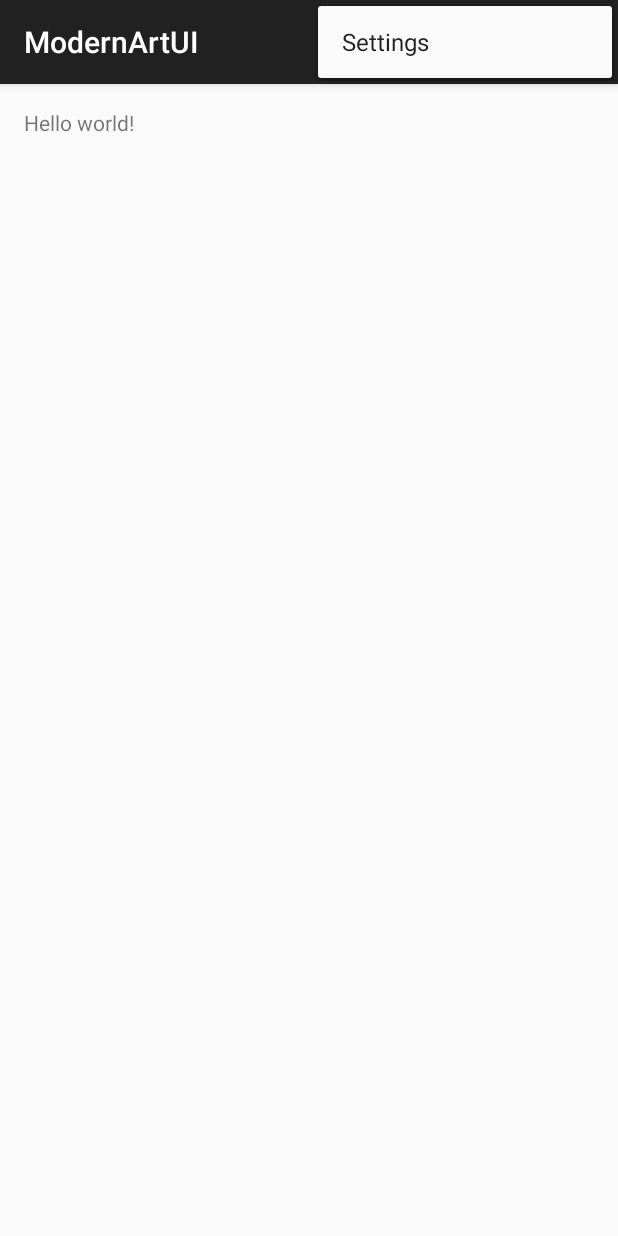
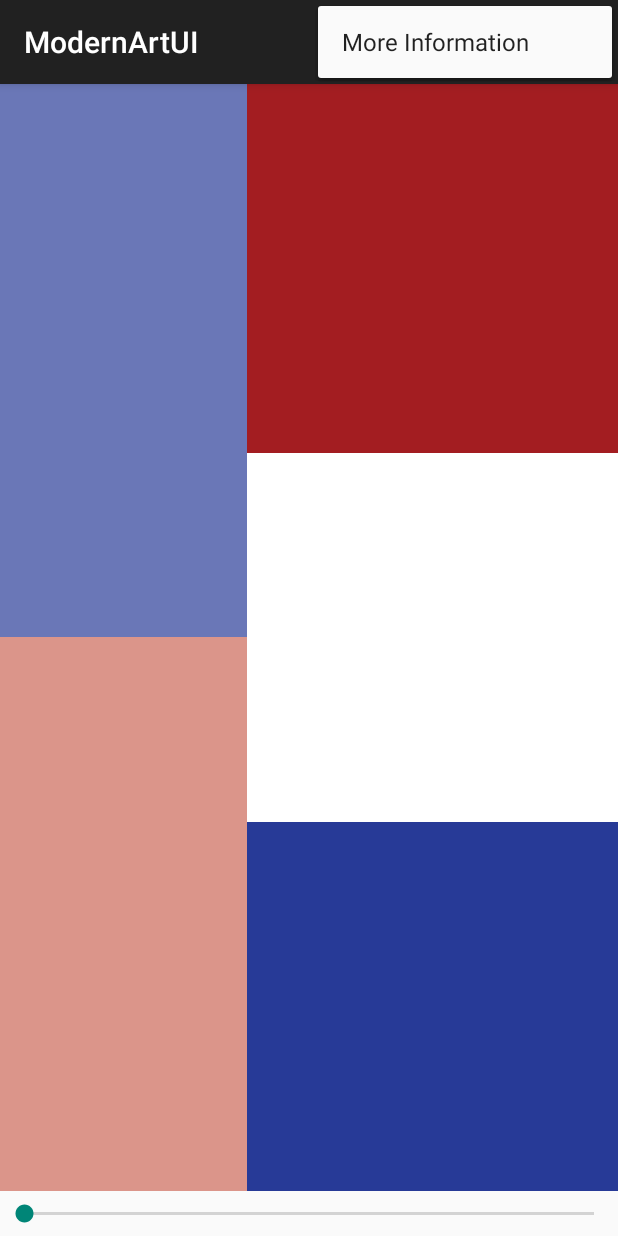
Before and after one commit to mengchao/Android, an Android app: the screen it shows after launch (MainActivity before the commit, ModernArtUIActivity after it), with the options menu open, on a phone screen of 412 x 824 dp. Run offline under Robolectric (Android 15) with nearby library versions, the phone set to English and light mode, and no system bars.

Commit message:
Lab - Modern Art UI (Programming Mobile Applications for Android Handheld Systems: Part 1)

```diff
--- a/ModernArtUI/app/src/main/AndroidManifest.xml
+++ b/ModernArtUI/app/src/main/AndroidManifest.xml
@@ -8,7 +8,7 @@
         android:label="@string/app_name"
         android:theme="@style/AppTheme" >
         <activity
-            android:name=".MainActivity"
+            android:name=".ModernArtUIActivity"
             android:label="@string/app_name" >
             <intent-filter>
                 <action android:name="android.intent.action.MAIN" />
--- a/ModernArtUI/app/src/main/java/course/labs/modernartui/MainActivity.java
+++ /dev/null
@@ -1,39 +0,0 @@
-package course.labs.modernartui;
-
-import android.support.v7.app.ActionBarActivity;
-import android.os.Bundle;
-import android.view.Menu;
-import android.view.MenuItem;
-
-
-public class MainActivity extends ActionBarActivity {
-
-    @Override
-    protected void onCreate(Bundle savedInstanceState) {
-        super.onCreate(savedInstanceState);
-        setContentView(R.layout.activity_main);
-    }
-
-
-    @Override
-    public boolean onCreateOptionsMenu(Menu menu) {
-        // Inflate the menu; this adds items to the action bar if it is present.
-        getMenuInflater().inflate(R.menu.menu_main, menu);
-        return true;
-    }
-
-    @Override
-    public boolean onOptionsItemSelected(MenuItem item) {
-        // Handle action bar item clicks here. The action bar will
-        // automatically handle clicks on the Home/Up button, so long
-        // as you specify a parent activity in AndroidManifest.xml.
-        int id = item.getItemId();
-
-        //noinspection SimplifiableIfStatement
-        if (id == R.id.action_settings) {
-            return true;
-        }
-
-        return super.onOptionsItemSelected(item);
-    }
-}
--- /dev/null
+++ b/ModernArtUI/app/src/main/java/course/labs/modernartui/ModernArtUIActivity.java
@@ -0,0 +1,133 @@
+package course.labs.modernartui;
+
+import android.app.AlertDialog;
+import android.app.Dialog;
+import android.app.DialogFragment;
+import android.content.DialogInterface;
+import android.content.Intent;
+import android.content.res.Resources;
+import android.net.Uri;
+import android.support.v7.app.ActionBarActivity;
+import android.os.Bundle;
+import android.view.Menu;
+import android.view.MenuItem;
+import android.view.View;
+import android.widget.SeekBar;
+
+
+public class ModernArtUIActivity extends ActionBarActivity {
+
+    @Override
+    protected void onCreate(Bundle savedInstanceState) {
+        super.onCreate(savedInstanceState);
+        setContentView(R.layout.activity_main);
+
+        final View rect1 = findViewById(R.id.rect1);
+        final View rect2 = findViewById(R.id.rect2);
+        final View rect3 = findViewById(R.id.rect3);
+        final View rect4 = findViewById(R.id.rect4);
+        final View rect5 = findViewById(R.id.rect5);
+
+        final int steps = 101;
+        final Resources resources = getResources();
+
+        final int colorsForRect1[] = TransitionalColor.generateTransitionalColor
+          (resources.getColor(R.color.light_blue), resources.getColor(R.color.light_yellow), steps);
+
+        final int colorsForRect2[] = TransitionalColor.generateTransitionalColor
+          (resources.getColor(R.color.pink), resources.getColor(R.color.Khaki), steps);
+
+        final int colorsForRect3[] = TransitionalColor.generateTransitionalColor
+          (resources.getColor(R.color.red), resources.getColor(R.color.yellow), steps);
+
+        final int colorsForRect4[] = TransitionalColor.generateTransitionalColor
+          (resources.getColor(R.color.white), resources.getColor(R.color.white), steps);
+
+        final int colorsForRect5[] = TransitionalColor.generateTransitionalColor
+          (resources.getColor(R.color.dark_blue), resources.getColor(R.color.light_green), steps);
+
+        final SeekBar mSeekBar = (SeekBar) findViewById(R.id.seek_bar);
+        mSeekBar.setOnSeekBarChangeListener(new SeekBar.OnSeekBarChangeListener() {
+
+            @Override
+            public void onProgressChanged(SeekBar seekBar, int progress, boolean fromUser) {
+
+                rect1.setBackgroundColor(colorsForRect1[progress]);
+                rect2.setBackgroundColor(colorsForRect2[progress]);
+                rect3.setBackgroundColor(colorsForRect3[progress]);
+                rect4.setBackgroundColor(colorsForRect4[progress]);
+                rect5.setBackgroundColor(colorsForRect5[progress]);
+            }
+
+            @Override
+            public void onStartTrackingTouch(SeekBar seekBar) {
+            }
+
+            @Override
+            public void onStopTrackingTouch(SeekBar seekBar) {
+
+            }
+
+        });
+
+    }
+
+
+    @Override
+    public boolean onCreateOptionsMenu(Menu menu) {
+        // Inflate the menu; this adds items to the action bar if it is present.
+        getMenuInflater().inflate(R.menu.menu_main, menu);
+        return true;
+    }
+
+    @Override
+    public boolean onOptionsItemSelected(MenuItem item) {
+        // Handle action bar item clicks here. The action bar will
+        // automatically handle clicks on the Home/Up button, so long
+        // as you specify a parent activity in AndroidManifest.xml.
+        int id = item.getItemId();
+
+        if (id == R.id.action_more_information) {
+            (new MoreInfoDialogFragment()).show
+                    (getFragmentManager(), "More Information");
+            return true;
+        }
+
+        return super.onOptionsItemSelected(item);
+    }
+
+    // Class that creates the AlertDialog
+    public class MoreInfoDialogFragment extends DialogFragment {
+
+        static private final String URL = "http://www.moma.org/";
+        static private final String message = "Inspired by the works of Modern Art masters " +
+                "such as Piet Mondrian and Ben Nicholson.\nClick below to learn more!";
+
+        // Build AlertDialog using AlertDialog.Builder
+        @Override
+        public Dialog onCreateDialog(Bundle savedInstanceState) {
+            return new AlertDialog.Builder(getActivity())
+                    .setMessage(message)
+
+                            // User cannot dismiss dialog by hitting back button
+                    .setCancelable(false)
+
+                            // Set up Yes Button
+                    .setPositiveButton("Visit MOMA",
+                            new DialogInterface.OnClickListener() {
+                                public void onClick(final DialogInterface dialog, int id) {
+                                    Uri uri = Uri.parse(URL);
+                                    Intent intent = new Intent(Intent.ACTION_VIEW, uri);
+                                    startActivity(intent);
+                                }
+                            })
+
+                            // Set up No Button
+                    .setNegativeButton("Not Now",
+                            new DialogInterface.OnClickListener() {
+                                public void onClick(final DialogInterface dialog, int id) {
+                                }
+                            }).create();
+        }
+    }
+}
--- /dev/null
+++ b/ModernArtUI/app/src/main/java/course/labs/modernartui/TransitionalColor.java
@@ -0,0 +1,45 @@
+package course.labs.modernartui;
+
+
+public class TransitionalColor {
+    public static int[] generateTransitionalColor(int color1, int color2, int steps) {
+        int[] color1RGB = retrieveRGBComponent(color1);
+        int[] color2RGB = retrieveRGBComponent(color2);
+
+        if (steps < 3 || color1RGB == null || color2RGB == null) {
+            return null;
+        }
+
+        int[] colors = new int[steps];
+        colors[0] = color1;
+        colors[colors.length - 1] = color2;
+        steps = steps - 2;
+
+        int redDiff = color2RGB[0] - color1RGB[0];
+        int greenDiff = color2RGB[1] - color1RGB[1];
+        int blueDiff = color2RGB[2] - color1RGB[2];
+
+        for (int i = 1; i < colors.length - 1; i++) {
+            colors[i] = generateFromRGBComponent(new int[] {
+                    color1RGB[0] + redDiff * i / steps,
+                    color1RGB[1] + greenDiff * i / steps,
+                    color1RGB[2] + blueDiff * i / steps });
+        }
+        return colors;
+    }
+
+    public static int[] retrieveRGBComponent(int color) {
+        int[] rgb = new int[3];
+        rgb[0] = (color & 0x00ff0000) >> 16;
+        rgb[1] = (color & 0x0000ff00) >> 8;
+        rgb[2] = (color & 0x000000ff);
+        return rgb;
+    }
+
+    public static int generateFromRGBComponent(int[] rgb) {
+        if (rgb == null || rgb.length != 3 || rgb[0] < 0 || rgb[0] > 255 || rgb[1] < 0
+                || rgb[1] > 255 || rgb[2] < 0 || rgb[2] > 255)
+            return 0xfffff;
+        return 0xff000000 | rgb[0] << 16 | rgb[1] << 8 | rgb[2];
+    }
+}
--- a/ModernArtUI/app/src/main/res/layout/activity_main.xml
+++ b/ModernArtUI/app/src/main/res/layout/activity_main.xml
@@ -1,11 +1,99 @@
+<?xml version="1.0" encoding="utf-8"?>
+
+
 <RelativeLayout xmlns:android="http://schemas.android.com/apk/res/android"
-    xmlns:tools="http://schemas.android.com/tools" android:layout_width="match_parent"
-    android:layout_height="match_parent" android:paddingLeft="@dimen/activity_horizontal_margin"
-    android:paddingRight="@dimen/activity_horizontal_margin"
-    android:paddingTop="@dimen/activity_vertical_margin"
-    android:paddingBottom="@dimen/activity_vertical_margin" tools:context=".MainActivity">
+    android:layout_width="match_parent"
+    android:layout_height="match_parent"
+    android:orientation="vertical" >
 
-    <TextView android:text="@string/hello_world" android:layout_width="wrap_content"
-        android:layout_height="wrap_content" />
+    <LinearLayout xmlns:android="http://schemas.android.com/apk/res/android"
+        android:id="@+id/color_blocks"
+        android:layout_width="match_parent"
+        android:layout_height="wrap_content"
+        android:layout_above="@+id/seek_bar"
+        android:orientation="horizontal"
+        android:baselineAligned="false">
+
+        <!--
+         Inner LinearLayout with vertical orientation
+            and layout weight of 2 out of 5
+        -->
+
+        <LinearLayout
+            android:layout_width="0dp"
+            android:layout_height="match_parent"
+            android:layout_weight="2"
+            android:orientation="vertical" >
+
+            <!-- TextView with layout weight of 1 out of 2 -->
+
+            <View
+                android:id="@+id/rect1"
+                android:layout_width="match_parent"
+                android:layout_height="0dp"
+                android:layout_weight="1"
+                android:background="@color/light_blue"/>
+
+
+            <!-- TextView with layout weight of 1 out of 2 -->
+
+            <View
+                android:id="@+id/rect2"
+                android:layout_width="match_parent"
+                android:layout_height="0dp"
+                android:layout_weight="1"
+                android:background="@color/pink"/>
+
+        </LinearLayout>
+
+        <!--
+         Inner LinearLayout with vertical orientation
+            and layout weight of 3 out of 5
+        -->
+
+        <LinearLayout
+            android:layout_width="0dp"
+            android:layout_height="match_parent"
+            android:layout_weight="3"
+            android:orientation="vertical" >
+
+            <!-- TextView with layout weight of 1 out of 3 -->
+
+            <View
+                android:id="@+id/rect3"
+                android:layout_width="match_parent"
+                android:layout_height="0dp"
+                android:layout_weight="1"
+                android:background="@color/red"/>
+
+
+            <!-- TextView with layout weight of 1 out of 3 -->
+
+            <View
+                android:id="@+id/rect4"
+                android:layout_width="match_parent"
+                android:layout_height="0dp"
+                android:layout_weight="1"
+                android:background="@color/white"/>
+
+            <!-- TextView with layout weight of 1 out of 3 -->
+
+            <View
+                android:id="@+id/rect5"
+                android:layout_width="match_parent"
+                android:layout_height="0dp"
+                android:layout_weight="1"
+                android:background="@color/dark_blue"/>
+        </LinearLayout>
+
+    </LinearLayout>
+
+    <SeekBar
+        android:id="@+id/seek_bar"
+        android:layout_width="match_parent"
+        android:layout_height="30dp"
+        android:layout_alignParentBottom="true"
+        android:max="100"
+        android:progress="0" />
 
 </RelativeLayout>
--- a/ModernArtUI/app/src/main/res/menu/menu_main.xml
+++ b/ModernArtUI/app/src/main/res/menu/menu_main.xml
@@ -1,6 +1,6 @@
 <menu xmlns:android="http://schemas.android.com/apk/res/android"
     xmlns:app="http://schemas.android.com/apk/res-auto"
     xmlns:tools="http://schemas.android.com/tools" tools:context=".MainActivity">
-    <item android:id="@+id/action_settings" android:title="@string/action_settings"
+    <item android:id="@+id/action_more_information" android:title="@string/action_more_information"
         android:orderInCategory="100" app:showAsAction="never" />
 </menu>
--- /dev/null
+++ b/ModernArtUI/app/src/main/res/values/colors.xml
@@ -0,0 +1,14 @@
+<?xml version="1.0" encoding="utf-8"?>
+<resources>
+
+    <color name="white">#FFFFFF</color>
+    <color name="light_blue">#6A77B7</color>
+    <color name="pink">#DB958A</color>
+    <color name="red">#A31D21</color>
+    <color name="dark_blue">#273A97</color>
+    <color name="light_yellow">#FFFFB7</color>
+    <color name="Khaki">#FFE597</color>
+    <color name="yellow">#FFB321</color>
+    <color name="light_green">#BDD097</color>
+
+</resources>
--- a/ModernArtUI/app/src/main/res/values/strings.xml
+++ b/ModernArtUI/app/src/main/res/values/strings.xml
@@ -2,7 +2,6 @@
 <resources>
 
     <string name="app_name">ModernArtUI</string>
-    <string name="hello_world">Hello world!</string>
-    <string name="action_settings">Settings</string>
+    <string name="action_more_information">More Information</string>
 
 </resources>
```
Also changed, not shown: 1 other file.
